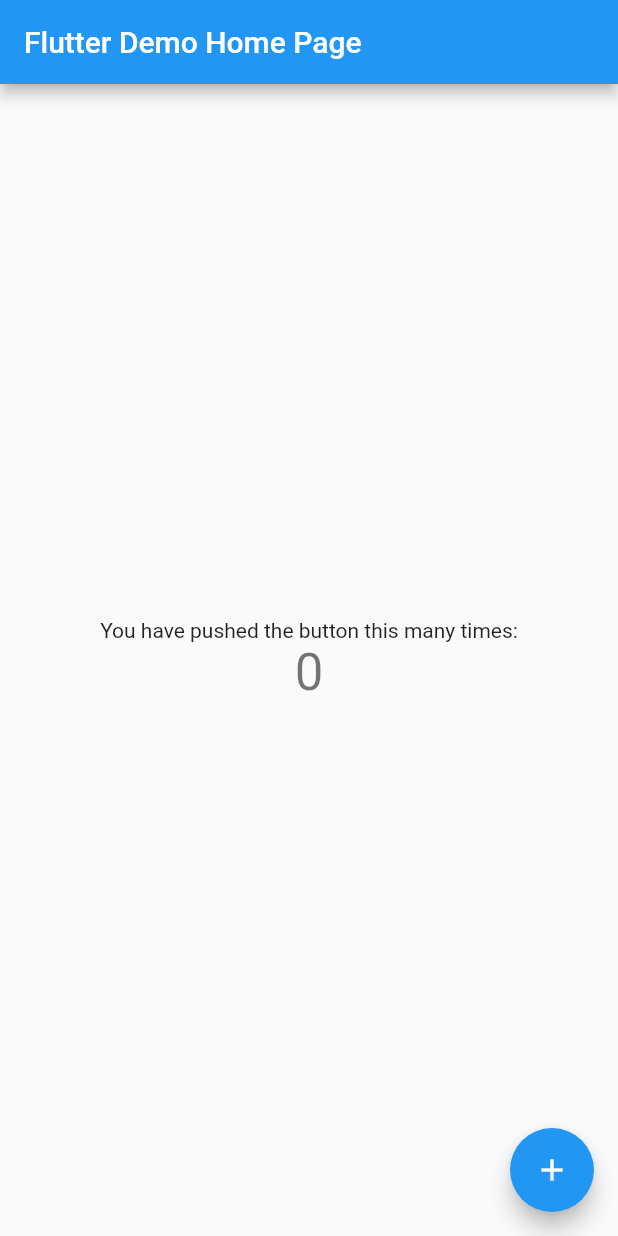
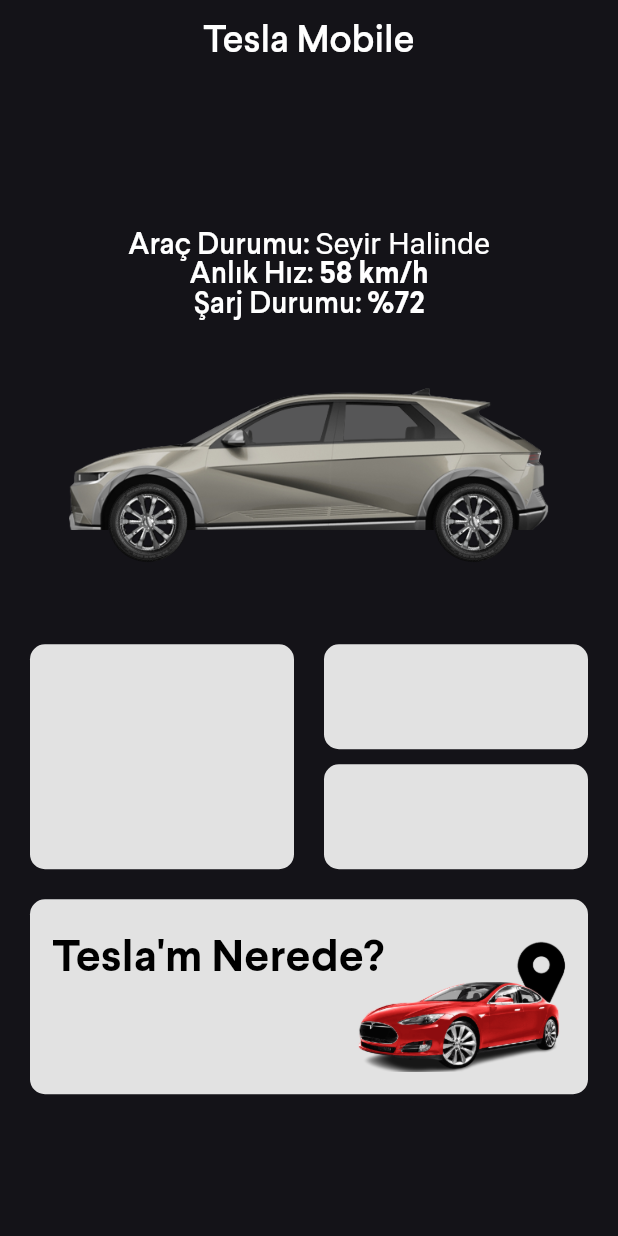
Before and after one commit to atahanhalici/electrical_car_app, a Flutter app: the screen it shows after launch, on a phone screen of 412 x 824 dp. Run offline on Flutter 3.47's test engine with Material 2 defaults, Android fonts, the phone set to English and light mode, and no system bars; Roboto replaces fonts that are missing (Comfortaa).

Commit message:
ilk denemeler

```diff
--- /dev/null
+++ b/lib/constants.dart
@@ -0,0 +1,9 @@
+import 'package:flutter/material.dart';
+
+// Colors that we use in our app
+const kPrimaryColor = Color.fromARGB(255, 226, 226, 226);
+const kTextColor = Colors.white;
+const kTextColor2 = Colors.black;
+const kBackgroundColor = Color.fromARGB(255, 20, 19, 24);
+
+const double kDefaultPadding = 20.0;
--- a/lib/main.dart
+++ b/lib/main.dart
@@ -1,3 +1,4 @@
+import 'package:electrical_car_app/pages/homepage.dart';
 import 'package:flutter/material.dart';
 
 void main() {
@@ -7,109 +8,15 @@ void main() {
 class MyApp extends StatelessWidget {
   const MyApp({super.key});
 
-  // This widget is the root of your application.
   @override
   Widget build(BuildContext context) {
     return MaterialApp(
-      title: 'Flutter Demo',
+      debugShowCheckedModeBanner: false,
+      title: 'Electrical Car App',
       theme: ThemeData(
-        // This is the theme of your application.
-        //
-        // Try running your application with "flutter run". You'll see the
-        // application has a blue toolbar. Then, without quitting the app, try
-        // changing the primarySwatch below to Colors.green and then invoke
-        // "hot reload" (press "r" in the console where you ran "flutter run",
-        // or simply save your changes to "hot reload" in a Flutter IDE).
-        // Notice that the counter didn't reset back to zero; the application
-        // is not restarted.
         primarySwatch: Colors.blue,
       ),
-      home: const MyHomePage(title: 'Flutter Demo Home Page'),
+      home: const HomePage(),
     );
   }
 }
-
-class MyHomePage extends StatefulWidget {
-  const MyHomePage({super.key, required this.title});
-
-  // This widget is the home page of your application. It is stateful, meaning
-  // that it has a State object (defined below) that contains fields that affect
-  // how it looks.
-
-  // This class is the configuration for the state. It holds the values (in this
-  // case the title) provided by the parent (in this case the App widget) and
-  // used by the build method of the State. Fields in a Widget subclass are
-  // always marked "final".
-
-  final String title;
-
-  @override
-  State<MyHomePage> createState() => _MyHomePageState();
-}
-
-class _MyHomePageState extends State<MyHomePage> {
-  int _counter = 0;
-
-  void _incrementCounter() {
-    setState(() {
-      // This call to setState tells the Flutter framework that something has
-      // changed in this State, which causes it to rerun the build method below
-      // so that the display can reflect the updated values. If we changed
-      // _counter without calling setState(), then the build method would not be
-      // called again, and so nothing would appear to happen.
-      _counter++;
-    });
-  }
-
-  @override
-  Widget build(BuildContext context) {
-    // This method is rerun every time setState is called, for instance as done
-    // by the _incrementCounter method above.
-    //
-    // The Flutter framework has been optimized to make rerunning build methods
-    // fast, so that you can just rebuild anything that needs updating rather
-    // than having to individually change instances of widgets.
-    return Scaffold(
-      appBar: AppBar(
-        // Here we take the value from the MyHomePage object that was created by
-        // the App.build method, and use it to set our appbar title.
-        title: Text(widget.title),
-      ),
-      body: Center(
-        // Center is a layout widget. It takes a single child and positions it
-        // in the middle of the parent.
-        child: Column(
-          // Column is also a layout widget. It takes a list of children and
-          // arranges them vertically. By default, it sizes itself to fit its
-          // children horizontally, and tries to be as tall as its parent.
-          //
-          // Invoke "debug painting" (press "p" in the console, choose the
-          // "Toggle Debug Paint" action from the Flutter Inspector in Android
-          // Studio, or the "Toggle Debug Paint" command in Visual Studio Code)
-          // to see the wireframe for each widget.
-          //
-          // Column has various properties to control how it sizes itself and
-          // how it positions its children. Here we use mainAxisAlignment to
-          // center the children vertically; the main axis here is the vertical
-          // axis because Columns are vertical (the cross axis would be
-          // horizontal).
-          mainAxisAlignment: MainAxisAlignment.center,
-          children: <Widget>[
-            const Text(
-              'You have pushed the button this many times:',
-            ),
-            Text(
-              '$_counter',
-              style: Theme.of(context).textTheme.headlineMedium,
-            ),
-          ],
-        ),
-      ),
-      floatingActionButton: FloatingActionButton(
-        onPressed: _incrementCounter,
-        tooltip: 'Increment',
-        child: const Icon(Icons.add),
-      ), // This trailing comma makes auto-formatting nicer for build methods.
-    );
-  }
-}
--- /dev/null
+++ b/lib/pages/homepage.dart
@@ -0,0 +1,233 @@
+import 'package:electrical_car_app/constants.dart';
+import 'package:flutter/material.dart';
+
+class HomePage extends StatefulWidget {
+  const HomePage({Key? key}) : super(key: key);
+
+  @override
+  State<HomePage> createState() => _HomePageState();
+}
+
+class _HomePageState extends State<HomePage> with TickerProviderStateMixin {
+  late AnimationController _controller;
+  late Animation rotate;
+  @override
+  void initState() {
+    _controller = AnimationController(
+        vsync: this, duration: Duration(microseconds: 1000000));
+    _controller.repeat();
+    super.initState();
+  }
+
+  @override
+  Widget build(BuildContext context) {
+    Size size = MediaQuery.of(context).size;
+
+    return Scaffold(
+        backgroundColor: kBackgroundColor,
+        extendBodyBehindAppBar: true,
+        appBar: AppBar(
+          backgroundColor: Colors.transparent,
+          elevation: 0,
+          title: const Text(
+            "Tesla Mobile",
+            style: TextStyle(
+              color: kTextColor,
+              fontSize: 25,
+              fontFamily: "Larsseit",
+            ),
+          ),
+          centerTitle: true,
+          iconTheme: const IconThemeData(color: kTextColor),
+        ),
+        // drawer: Drawer(),
+        body: SafeArea(
+          child: Column(
+            mainAxisAlignment: MainAxisAlignment.center,
+            crossAxisAlignment: CrossAxisAlignment.center,
+            children: [
+              RichText(
+                text: const TextSpan(
+                  text: 'Araç Durumu: ',
+                  style: TextStyle(
+                      fontSize: 20, color: kTextColor, fontFamily: "Larsseit"),
+                  children: <TextSpan>[
+                    TextSpan(
+                        text: 'Seyir Halinde',
+                        style: TextStyle(
+                            // fontWeight: FontWeight.bold,
+                            fontFamily: "Comfortaa")),
+                  ],
+                ),
+              ),
+              RichText(
+                text: const TextSpan(
+                  text: 'Anlık Hız: ',
+                  style: TextStyle(
+                    fontSize: 20,
+                    color: kTextColor,
+                    fontFamily: "Larsseit",
+                  ),
+                  children: <TextSpan>[
+                    TextSpan(
+                        text: '58 km/h',
+                        style: TextStyle(
+                          fontWeight: FontWeight.bold,
+                          fontFamily: "Larsseit",
+                        )),
+                  ],
+                ),
+              ),
+              RichText(
+                text: const TextSpan(
+                  text: 'Şarj Durumu: ',
+                  style: TextStyle(
+                    fontSize: 20,
+                    color: kTextColor,
+                    fontFamily: "Larsseit",
+                  ),
+                  children: <TextSpan>[
+                    TextSpan(
+                        text: '%72',
+                        style: TextStyle(
+                          fontWeight: FontWeight.bold,
+                          fontFamily: "Larsseit",
+                        )),
+                  ],
+                ),
+              ),
+              const SizedBox(
+                height: kDefaultPadding * 2,
+              ),
+              Padding(
+                padding: EdgeInsets.symmetric(
+                    horizontal: size.width > 360 ? (size.width - 360) / 2 : 0),
+                child: Stack(children: [
+                  SizedBox(
+                    height: 100,
+                    width: 360,
+                    child: Image.asset(
+                      "assets/car4.png",
+                      fit: BoxFit.cover,
+                    ),
+                  ),
+                  const SizedBox(
+                    height: 136,
+                    width: 360,
+                  ),
+                  Positioned(
+                    bottom: 8,
+                    left: 38.8,
+                    child: RotationTransition(
+                      turns: Tween(begin: 1.0, end: 0.0).animate(_controller),
+                      child: SizedBox(
+                          width: 66,
+                          height: 66,
+                          child: Image.asset("assets/teker.png")),
+                    ),
+                  ),
+                  Positioned(
+                    bottom: 8,
+                    right: 38,
+                    child: RotationTransition(
+                      turns: Tween(begin: 1.0, end: 0.0).animate(_controller),
+                      child: SizedBox(
+                          width: 66,
+                          height: 66,
+                          child: Image.asset("assets/teker.png")),
+                    ),
+                  ),
+                ]),
+              ),
+              const SizedBox(
+                height: kDefaultPadding * 2,
+              ),
+              Padding(
+                padding:
+                    const EdgeInsets.symmetric(horizontal: kDefaultPadding),
+                child: Column(
+                  children: [
+                    Row(
+                      children: [
+                        Container(
+                          width: (size.width - (3 * kDefaultPadding)) / 2,
+                          height: 150,
+                          decoration: BoxDecoration(
+                              borderRadius: BorderRadius.circular(10),
+                              color: kPrimaryColor),
+                        ),
+                        const SizedBox(
+                          width: kDefaultPadding,
+                        ),
+                        Column(
+                          children: [
+                            Container(
+                              width: (size.width - (3 * kDefaultPadding)) / 2,
+                              height: 70,
+                              decoration: BoxDecoration(
+                                  borderRadius: BorderRadius.circular(10),
+                                  color: kPrimaryColor),
+                            ),
+                            const SizedBox(
+                              height: kDefaultPadding / 2,
+                            ),
+                            Container(
+                              width: (size.width - (3 * kDefaultPadding)) / 2,
+                              height: 70,
+                              decoration: BoxDecoration(
+                                  borderRadius: BorderRadius.circular(10),
+                                  color: kPrimaryColor),
+                            )
+                          ],
+                        )
+                      ],
+                    ),
+                    const SizedBox(
+                      height: kDefaultPadding,
+                    ),
+                    Container(
+                      height: 130,
+                      decoration: BoxDecoration(
+                          borderRadius: BorderRadius.circular(10),
+                          color: kPrimaryColor),
+                      child: Stack(
+                        children: [
+                          SizedBox(
+                            height: 130,
+                            width: size.width - (2 * kDefaultPadding),
+                          ),
+                          const Positioned(
+                            top: 25,
+                            left: 15,
+                            child: Text(
+                              "Tesla'm Nerede?",
+                              style: TextStyle(
+                                  fontSize: 30,
+                                  color: kTextColor2,
+                                  fontFamily: "Larsseit",
+                                  fontWeight: FontWeight.bold),
+                            ),
+                          ),
+                          Positioned(
+                              left: (size.width - (2 * kDefaultPadding)) - 85,
+                              bottom: 45,
+                              child: SizedBox(
+                                  height: 60,
+                                  child: Image.asset("assets/konum.png"))),
+                          Positioned(
+                              right: 15,
+                              bottom: 15,
+                              child: SizedBox(
+                                  height: 60,
+                                  child: Image.asset("assets/tesla.png"))),
+                        ],
+                      ),
+                    ),
+                  ],
+                ),
+              )
+            ],
+          ),
+        ));
+  }
+}
```
Also changed, not shown: pubspec.yaml (+8 -8 lines), assets/car.png (added), assets/car2.png (added), assets/car3.png (added), assets/car4.png (added), assets/fonts/Larsseit-Bold.ttf (added), assets/fonts/Larsseit-Medium.ttf (added), assets/indir.jpeg (added), assets/konum.png (added), assets/teker.png (added), assets/tesla.png (added).
